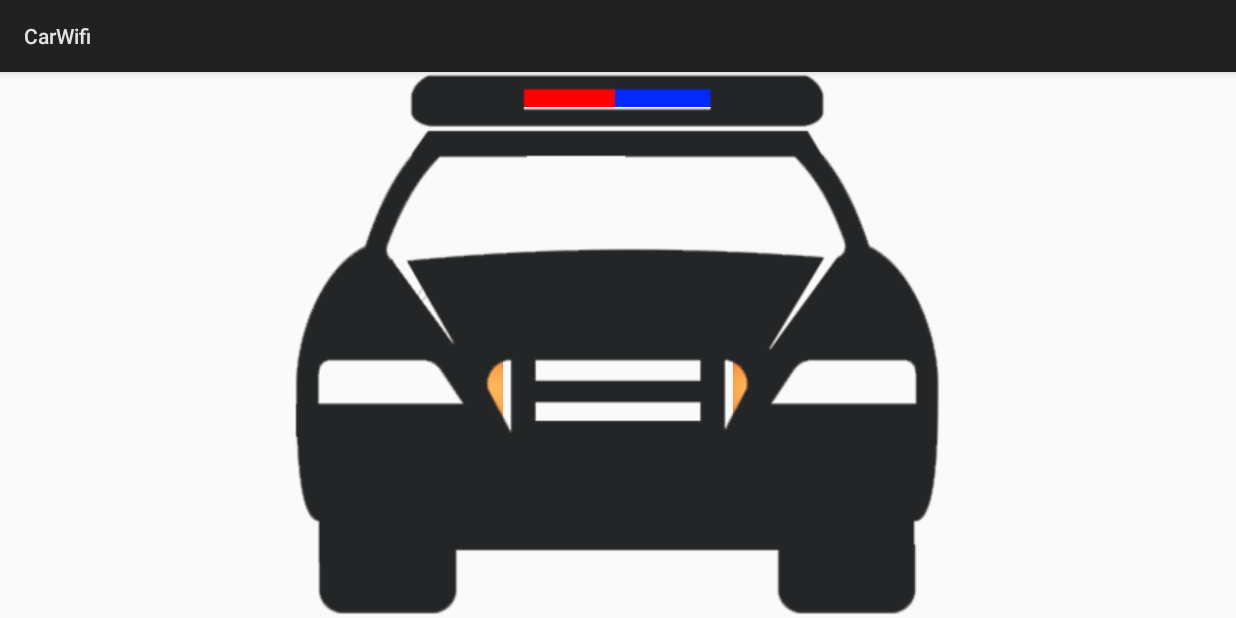
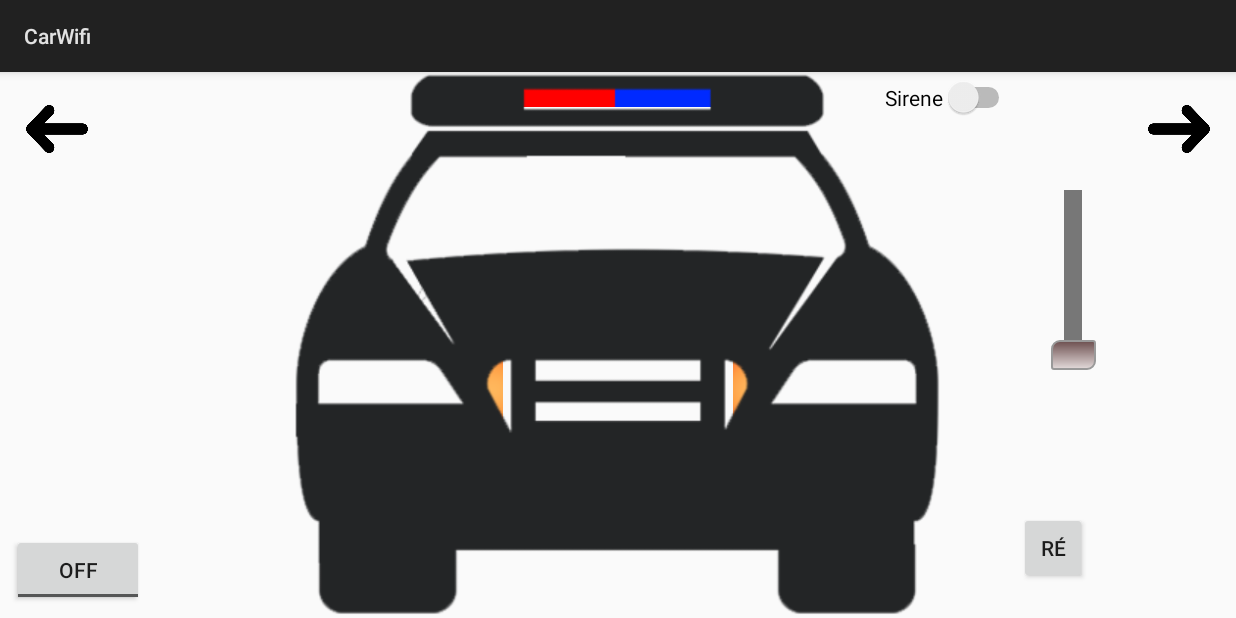
Before and after one commit to edumigsoft/CarWifi, an Android app: the screen it shows after launch (KotlinActivity), on a phone screen of 824 x 412 dp (held sideways). Run offline under Robolectric (Android 15) with nearby library versions, the phone set to English and light mode, and no system bars; libraries missing offline, so code that uses them is left out: android.preference, android.util, com.github.kittinunf.fuel, java.lang, java.util.

Commit message:
Tratamento da interface.

```diff
--- a/app/src/main/res/drawable/thumb_drawable.xml
+++ b/app/src/main/res/drawable/thumb_drawable.xml
@@ -1,7 +1,21 @@
 <?xml version="1.0" encoding="utf-8"?>
 <shape xmlns:android="http://schemas.android.com/apk/res/android">
-    <solid android:color="#FFF" />
+    <solid android:color="@android:color/darker_gray" />
     <size
-        android:width="24dp"
-        android:height="24dp" />
+        android:width="20dp"
+        android:height="30dp" />
+    <corners
+        android:topLeftRadius="1dp"
+        android:topRightRadius="5dp"
+        android:bottomRightRadius="1dp"
+        android:bottomLeftRadius="5dp">
+    </corners>
+    <stroke
+        android:width="1dp"
+        android:color="#999999">
+    </stroke>
+    <gradient
+        android:startColor="#e3dada"
+        android:endColor="#6c4e4e">
+    </gradient>
 </shape>
--- /dev/null
+++ b/app/src/main/res/drawable/toggle_som_giroscopio.xml
@@ -0,0 +1,6 @@
+<?xml version="1.0" encoding="utf-8"?>
+<selector xmlns:android="http://schemas.android.com/apk/res/android">
+
+    <item android:state_checked="true" android:drawable="@android:drawable/ic_lock_silent_mode_off" />
+    <item android:state_checked="false" android:drawable="@android:drawable/ic_lock_silent_mode" />
+</selector>
--- /dev/null
+++ b/app/src/main/res/drawable/toggle_som_giroscopio_bg.xml
@@ -0,0 +1,10 @@
+<?xml version="1.0" encoding="utf-8"?>
+<layer-list xmlns:android="http://schemas.android.com/apk/res/android">
+
+    <item android:id="@android:id/background"
+        android:drawable="@android:color/transparent" />
+
+    <item android:id="@android:id/toggle"
+        android:drawable="@drawable/toggle_som_giroscopio" />
+
+</layer-list>
--- a/app/src/main/res/layout/activity_kotlin.xml
+++ b/app/src/main/res/layout/activity_kotlin.xml
@@ -92,6 +92,114 @@
         app:layout_constraintTop_toTopOf="parent"
         app:layout_constraintVertical_bias="0.61" />
 
+    <Button
+        android:id="@+id/btn_giroflex"
+        style="@android:style/Widget.Material.Button.Borderless"
+        android:layout_width="235dp"
+        android:layout_height="30dp"
+        android:layout_marginBottom="8dp"
+        android:layout_marginLeft="8dp"
+        android:layout_marginRight="8dp"
+        android:layout_marginTop="1dp"
+        app:layout_constraintBottom_toBottomOf="@+id/imgCar"
+        app:layout_constraintLeft_toLeftOf="parent"
+        app:layout_constraintRight_toRightOf="parent"
+        app:layout_constraintTop_toTopOf="parent"
+        app:layout_constraintVertical_bias="0.0" />
+
+    <Switch
+        android:id="@+id/switch_sirene"
+        android:layout_width="wrap_content"
+        android:layout_height="wrap_content"
+        android:layout_marginLeft="0dp"
+        android:text="@string/sirene"
+        app:layout_constraintBottom_toBottomOf="parent"
+        app:layout_constraintHorizontal_bias="0.8"
+        app:layout_constraintLeft_toLeftOf="parent"
+        app:layout_constraintRight_toRightOf="parent"
+        app:layout_constraintTop_toTopOf="parent"
+        app:layout_constraintVertical_bias="0.00999999"
+        tools:ignore="RtlHardcoded" />
+
+    <Button
+        android:id="@+id/button_re"
+        android:layout_width="45dp"
+        android:layout_height="wrap_content"
+        android:layout_marginBottom="8dp"
+        android:layout_marginEnd="8dp"
+        android:layout_marginLeft="8dp"
+        android:layout_marginRight="8dp"
+        android:layout_marginStart="8dp"
+        android:layout_marginTop="8dp"
+        android:text="@string/re"
+        app:layout_constraintBottom_toBottomOf="parent"
+        app:layout_constraintHorizontal_bias="0.88"
+        app:layout_constraintLeft_toLeftOf="parent"
+        app:layout_constraintRight_toRightOf="parent"
+        app:layout_constraintTop_toTopOf="parent"
+        app:layout_constraintVertical_bias="0.95" />
+
+    <SeekBar
+        android:id="@+id/seekBar_acelerador"
+        style="@android:style/Widget.SeekBar"
+        android:layout_width="150dp"
+        android:layout_height="50dp"
+        android:layout_marginBottom="8dp"
+        android:layout_marginLeft="8dp"
+        android:layout_marginStart="8dp"
+        android:layout_marginTop="8dp"
+        android:max="3"
+        android:min="0"
+        android:progress="0"
+        android:progressDrawable="@drawable/progress_drawable_2"
+        android:rotation="270"
+        android:thumb="@drawable/thumb_drawable"
+        app:layout_constraintBottom_toBottomOf="parent"
+        app:layout_constraintHorizontal_bias="0.95"
+        app:layout_constraintLeft_toLeftOf="parent"
+        app:layout_constraintRight_toRightOf="parent"
+        app:layout_constraintTop_toTopOf="parent"
+        app:layout_constraintVertical_bias="0.32999998"
+        tools:ignore="RtlHardcoded,UnusedAttribute" />
+
+    <ImageView
+        android:id="@+id/imgRight"
+        android:layout_width="60dp"
+        android:layout_height="60dp"
+        android:layout_marginBottom="8dp"
+        android:layout_marginEnd="8dp"
+        android:layout_marginLeft="8dp"
+        android:layout_marginRight="8dp"
+        android:layout_marginStart="8dp"
+        android:layout_marginTop="8dp"
+        android:contentDescription="@string/img_desc"
+        android:src="@drawable/arrow_right_c"
+        app:layout_constraintBottom_toBottomOf="parent"
+        app:layout_constraintHorizontal_bias="1.0"
+        app:layout_constraintLeft_toLeftOf="parent"
+        app:layout_constraintRight_toRightOf="parent"
+        app:layout_constraintTop_toTopOf="parent"
+        app:layout_constraintVertical_bias="0.0" />
+
+    <ImageView
+        android:id="@+id/imgLeft"
+        android:layout_width="60dp"
+        android:layout_height="60dp"
+        android:layout_marginBottom="8dp"
+        android:layout_marginEnd="8dp"
+        android:layout_marginLeft="8dp"
+        android:layout_marginRight="8dp"
+        android:layout_marginStart="8dp"
+        android:layout_marginTop="8dp"
+        android:contentDescription="@string/img_desc"
+        android:src="@drawable/arrow_left_c"
+        app:layout_constraintBottom_toBottomOf="parent"
+        app:layout_constraintHorizontal_bias="0.0"
+        app:layout_constraintLeft_toLeftOf="parent"
+        app:layout_constraintRight_toRightOf="parent"
+        app:layout_constraintTop_toTopOf="parent"
+        app:layout_constraintVertical_bias="0.0" />
+
     <ImageView
         android:id="@+id/imgCar"
         android:layout_width="wrap_content"
@@ -108,21 +216,6 @@
         app:layout_constraintLeft_toLeftOf="parent"
         app:layout_constraintRight_toRightOf="parent"
         app:layout_constraintTop_toTopOf="parent" />
-
-    <Button
-        android:id="@+id/btn_giroflex"
-        style="@android:style/Widget.Material.Button.Borderless"
-        android:layout_width="235dp"
-        android:layout_height="30dp"
-        android:layout_marginBottom="8dp"
-        android:layout_marginLeft="8dp"
-        android:layout_marginRight="8dp"
-        android:layout_marginTop="1dp"
-        app:layout_constraintBottom_toBottomOf="@+id/imgCar"
-        app:layout_constraintLeft_toLeftOf="parent"
-        app:layout_constraintRight_toRightOf="parent"
-        app:layout_constraintTop_toTopOf="parent"
-        app:layout_constraintVertical_bias="0.0" />
 
     <Button
         android:id="@+id/btn_farol_esquerdo"
@@ -268,8 +361,10 @@
         android:layout_width="wrap_content"
         android:layout_height="wrap_content"
         android:layout_marginBottom="8dp"
+        android:layout_marginEnd="8dp"
         android:layout_marginLeft="8dp"
         android:layout_marginRight="8dp"
+        android:layout_marginStart="8dp"
         android:layout_marginTop="8dp"
         android:text="@string/led02"
         android:visibility="invisible"
@@ -278,9 +373,7 @@
         app:layout_constraintLeft_toLeftOf="parent"
         app:layout_constraintRight_toRightOf="parent"
         app:layout_constraintTop_toTopOf="parent"
-        app:layout_constraintVertical_bias="0.6"
-        android:layout_marginStart="8dp"
-        android:layout_marginEnd="8dp" />
+        app:layout_constraintVertical_bias="0.6" />
 
     <ImageView
         android:id="@+id/imgFront"
@@ -320,68 +413,40 @@
         android:layout_marginStart="8dp"
         android:layout_marginEnd="8dp" />
 
-    <ImageView
-        android:id="@+id/imgLeft"
-        android:layout_width="48dp"
-        android:layout_height="48dp"
+    <ToggleButton
+        android:id="@+id/toggleButton2"
+        android:layout_width="wrap_content"
+        android:layout_height="wrap_content"
         android:layout_marginBottom="8dp"
         android:layout_marginLeft="8dp"
         android:layout_marginRight="8dp"
         android:layout_marginTop="8dp"
-        android:contentDescription="@string/img_desc"
-        android:src="@drawable/arrow_left_c"
+        android:button="@drawable/toggle_som_giroscopio"
+        android:checked="false"
+        android:textOff=""
+        android:textOn=""
         android:visibility="invisible"
         app:layout_constraintBottom_toBottomOf="parent"
-        app:layout_constraintHorizontal_bias="0.4"
+        app:layout_constraintHorizontal_bias="0.85"
         app:layout_constraintLeft_toLeftOf="parent"
         app:layout_constraintRight_toRightOf="parent"
-        app:layout_constraintTop_toTopOf="parent"
-        app:layout_constraintVertical_bias="0.14999998"
-        android:layout_marginStart="8dp"
-        android:layout_marginEnd="8dp" />
+        app:layout_constraintTop_toTopOf="@+id/btn_giroflex"
+        app:layout_constraintVertical_bias="0.0"
+        tools:ignore="MissingConstraints,RtlHardcoded" />
 
-    <ImageView
-        android:id="@+id/imgRight"
-        android:layout_width="48dp"
-        android:layout_height="48dp"
+    <ToggleButton
+        android:id="@+id/toggle_button_geral"
+        android:layout_width="wrap_content"
+        android:layout_height="wrap_content"
         android:layout_marginBottom="8dp"
         android:layout_marginLeft="8dp"
+        app:layout_constraintBottom_toBottomOf="parent"
+        app:layout_constraintLeft_toLeftOf="parent"
         android:layout_marginRight="8dp"
-        android:layout_marginTop="8dp"
-        android:contentDescription="@string/img_desc"
-        android:src="@drawable/arrow_right_c"
-        android:visibility="invisible"
-        app:layout_constraintBottom_toBottomOf="parent"
-        app:layout_constraintHorizontal_bias="0.6"
-        app:layout_constraintLeft_toLeftOf="parent"
         app:layout_constraintRight_toRightOf="parent"
         app:layout_constraintTop_toTopOf="parent"
-        app:layout_constraintVertical_bias="0.14999998"
-        android:layout_marginStart="8dp"
-        android:layout_marginEnd="8dp" />
-
-    <SeekBar
-        android:id="@+id/seekBar"
-        style="@android:style/Widget.SeekBar"
-        android:layout_width="150dp"
-        android:layout_height="50dp"
-        android:layout_marginBottom="8dp"
-        android:layout_marginLeft="8dp"
         android:layout_marginTop="8dp"
-        android:background="@color/colorPrimary"
-        android:max="100"
-        android:min="0"
-        android:progress="50"
-        android:progressDrawable="@drawable/progress_drawable_2"
-        android:rotation="270"
-        android:thumb="@drawable/thumb_drawable"
-        android:visibility="invisible"
-        app:layout_constraintBottom_toBottomOf="parent"
-        app:layout_constraintHorizontal_bias="1.0"
-        app:layout_constraintLeft_toLeftOf="parent"
-        app:layout_constraintRight_toRightOf="parent"
-        app:layout_constraintTop_toTopOf="parent"
-        tools:ignore="RtlHardcoded,UnusedAttribute"
-        android:layout_marginStart="8dp" />
+        app:layout_constraintHorizontal_bias="0.0"
+        app:layout_constraintVertical_bias="1.0" />
 
 </android.support.constraint.ConstraintLayout>
--- a/app/src/main/res/values/strings.xml
+++ b/app/src/main/res/values/strings.xml
@@ -8,4 +8,6 @@
     <string name="led04">Led - 04</string>
     <string name="message">Message</string>
     <string name="img_desc">img_desc</string>
+    <string name="sirene">Sirene</string>
+    <string name="re">Ré</string>
 </resources>
```
